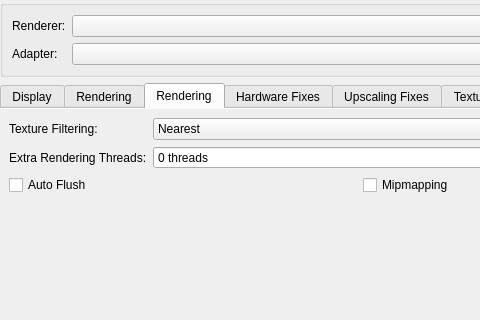
This is pcsx2-qt/Settings/GraphicsSettingsWidget.ui in PCSX2/pcsx2 as Qt 5 draws it before an edit; both pictures show x 0 to 480 and y 0 to 320 of the 720 by 465 pixel window. The edited form follows.
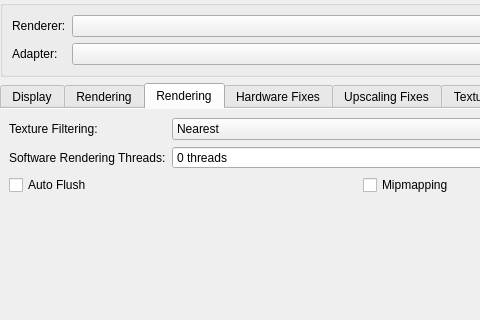
This is the edited form. The open tabs and pages were chosen to show the change.

Commit message: Qt: String unification with Big Picture UI

What changed in the file:
```diff
--- a/pcsx2-qt/Settings/GraphicsSettingsWidget.ui
+++ b/pcsx2-qt/Settings/GraphicsSettingsWidget.ui
@@ -744,7 +744,7 @@
        <item row="1" column="0">
         <widget class="QLabel" name="label_9">
          <property name="text">
-          <string>Extra Rendering Threads:</string>
+          <string>Software Rendering Threads:</string>
          </property>
         </widget>
        </item>
```
Left out of the diff: 6 changed lines with no effect on the pictures. The commit also changes 6 other files.
